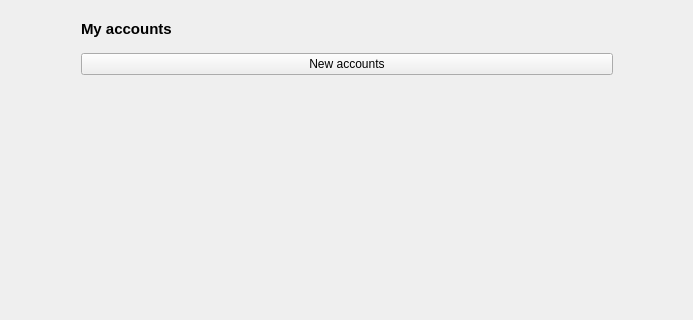
Above: zapzap/ui/ui_page_account.ui from rafatosta/zapzap before the change; both pictures show x 0 to 693 and y 0 to 320 of the 693 by 620 pixel window. Below: the same form after it.
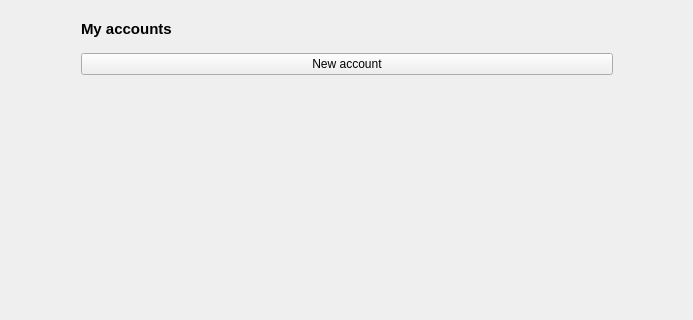
That is the form after the change.

```diff
--- a/zapzap/ui/ui_page_account.ui
+++ b/zapzap/ui/ui_page_account.ui
@@ -63,7 +63,7 @@
         <item>
          <widget class="QPushButton" name="btn_new_user">
           <property name="text">
-           <string>New accounts</string>
+           <string>New account</string>
           </property>
          </widget>
         </item>
```
Left out of the diff: 2 changed lines with no effect on the pictures.
